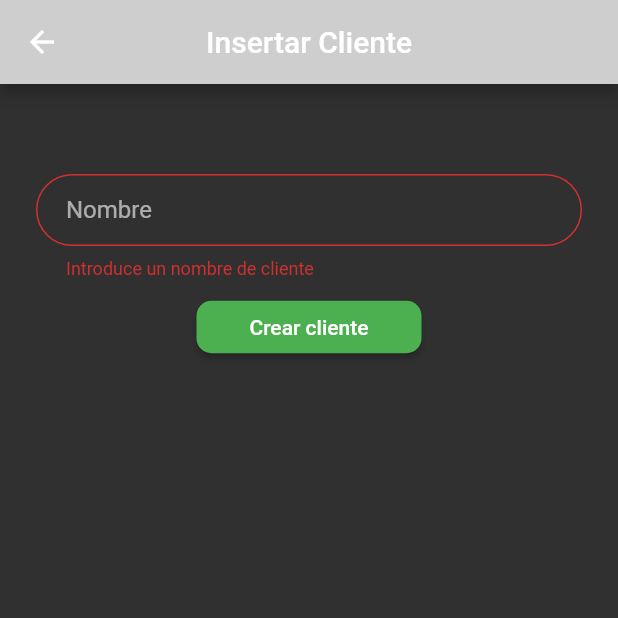
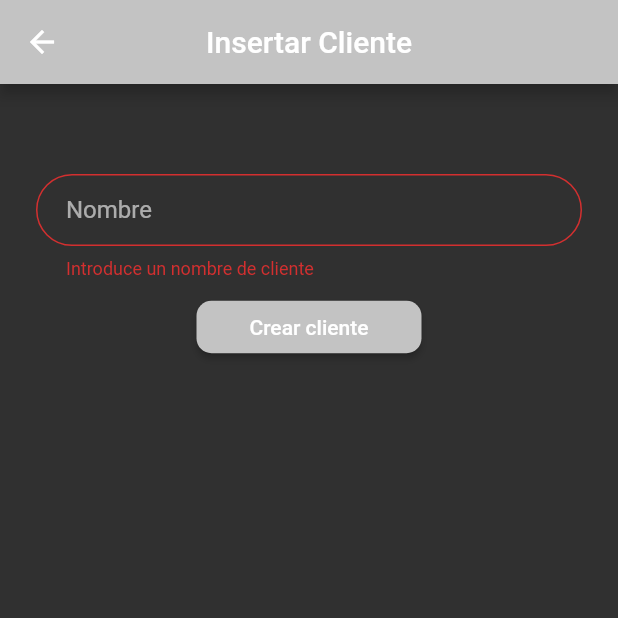
Before and after one commit to tito1984/ReizGardenApp, a Flutter app: the CreateClient screen opened directly, after a tap on "Crear cliente", on a phone screen of 412 x 824 dp, the top half of it. Run offline on Flutter 3.47's test engine with Material 2 defaults, Android fonts, the phone set to English and light mode, and no system bars; our stand-ins replace firebase_auth, firebase_database, shared_preferences; accounts and stored records are empty.

Commit message:
Update 1.1.1

```diff
--- a/lib/ui/create_client.dart
+++ b/lib/ui/create_client.dart
@@ -56,7 +56,7 @@ class _CreateClientState extends State<CreateClient> {
           onPressed: () {
             _createClient();
           },
-          color: Colors.green,
+          color: Color.fromRGBO(195, 195, 195, 1.0),
           child: Text(
             'Crear cliente',
             style: TextStyle(color: Colors.white),
@@ -72,7 +72,7 @@ class _CreateClientState extends State<CreateClient> {
           onPressed: () => Navigator.pop(context),
         ),
         title: Text('Insertar Cliente'),
-        backgroundColor: Color.fromRGBO(206, 206, 206, 1.0),
+        backgroundColor: Color.fromRGBO(195, 195, 195, 1.0),
         centerTitle: true,
       ),
       body: Column(
@@ -105,7 +105,6 @@ class _CreateClientState extends State<CreateClient> {
     if (_formKey.currentState.validate()) {
       _formKey.currentState.save();
 
-      print(_name);
       clientReference.push().set({
         'name': _name
       }).then((_) {
--- a/lib/ui/create_worker.dart
+++ b/lib/ui/create_worker.dart
@@ -88,7 +88,7 @@ class _CreateWorkerState extends State<CreateWorker> {
             signUp();
 
           },
-          color: Color.fromRGBO(206, 206, 206, 1.0),
+          color: Color.fromRGBO(195, 195, 195, 1.0),
           child: Text(
             'Crear trabajador',
             style: TextStyle(color: Colors.white),
@@ -104,7 +104,7 @@ class _CreateWorkerState extends State<CreateWorker> {
           onPressed: () => Navigator.pop(context),
         ),
         title: Text('Crear Trabajador'),
-        backgroundColor: Color.fromRGBO(206, 206, 206, 1.0),
+        backgroundColor: Color.fromRGBO(195, 195, 195, 1.0),
         centerTitle: true,
       ),
       body: Column(
--- a/lib/ui/create_workingpart.dart
+++ b/lib/ui/create_workingpart.dart
@@ -144,7 +144,7 @@ class _CreateWorkingPartState extends State<CreateWorkingPart> {
             onPressed: () => Navigator.pop(context),
           ),
           title: Text(widget.title),
-          backgroundColor: Color.fromRGBO(206, 206, 206, 1.0),
+          backgroundColor: Color.fromRGBO(195, 195, 195, 1.0),
           centerTitle: true,
         ),
         body: Center(
@@ -226,7 +226,7 @@ class _CreateWorkingPartState extends State<CreateWorkingPart> {
                       color: Colors.white,
                     ),
                   ),
-                  color: Color.fromRGBO(206, 206, 206, 1.0),
+                  color: Color.fromRGBO(195, 195, 195, 1.0),
                   onPressed: () {
                     setState(() {
                       material.add(_materialController.text);
--- a/lib/ui/home_page.dart
+++ b/lib/ui/home_page.dart
@@ -48,7 +48,7 @@ class _HomePageState extends State<HomePage> {
             ),
             title: Image.asset('assets/images/logo2.png'),
             centerTitle: true,
-            backgroundColor: Color.fromRGBO(206, 206, 206, 1.0),
+            backgroundColor: Color.fromRGBO(195, 195, 195, 1.0),
           ),
           body: TabBarView(
             children: <Widget>[
--- a/lib/ui/listview_clients.dart
+++ b/lib/ui/listview_clients.dart
@@ -91,7 +91,7 @@ class _ListViewClientsState extends State<ListViewClients> {
         ),
         floatingActionButton: FloatingActionButton(
           child: Icon(Icons.add, color: Colors.white,),
-          backgroundColor: Color.fromRGBO(206, 206, 206, 1.0),
+          backgroundColor: Color.fromRGBO(195, 195, 195, 1.0),
           onPressed: () => _createNewClient(context),
         ),
       ),
--- a/lib/ui/listview_workers.dart
+++ b/lib/ui/listview_workers.dart
@@ -49,7 +49,7 @@ class _ListViewWorkersState extends State<ListViewWorkers> {
       return FloatingActionButton(
         child: Icon(Icons.add, color: Colors.white,),
         heroTag: 'createWorker',
-        backgroundColor: Color.fromRGBO(206, 206, 206, 1.0),
+        backgroundColor: Color.fromRGBO(195, 195, 195, 1.0),
         onPressed: () => _createNewWorker(context),
       );
     } else {
--- a/lib/ui/sign_in.dart
+++ b/lib/ui/sign_in.dart
@@ -84,7 +84,7 @@ class _SignInState extends State<SignIn> {
           shape: new RoundedRectangleBorder(
               borderRadius: BorderRadius.circular(10.0)),
           onPressed: signIn,
-          color: Color.fromRGBO(206, 206, 206, 1.0),
+          color: Color.fromRGBO(195, 195, 195, 1.0),
           child: Text(
             'Iniciar Sesion',
             style: TextStyle(color: Colors.white),
@@ -107,7 +107,7 @@ class _SignInState extends State<SignIn> {
             });
             print(_password);
           },
-          color: Color.fromRGBO(206, 206, 206, 1.0),
+          color: Color.fromRGBO(195, 195, 195, 1.0),
           child: Text(
             'iniciar',
             style: TextStyle(color: Colors.white),
--- a/lib/ui/view_workingpart.dart
+++ b/lib/ui/view_workingpart.dart
@@ -75,7 +75,7 @@ class _ViewWorkingPartState extends State<ViewWorkingPart> {
             onPressed: () => Navigator.pop(context),
           ),
           title: Text('Ver Parte'),
-          backgroundColor: Color.fromRGBO(206, 206, 206, 1.0),
+          backgroundColor: Color.fromRGBO(195, 195, 195, 1.0),
           centerTitle: true,
         ),
         body: Center(
@@ -204,7 +204,7 @@ class _ViewWorkingPartState extends State<ViewWorkingPart> {
                         color: Colors.white,
                       ),
                     ),
-                    color: Color.fromRGBO(206, 206, 206, 1.0),
+                    color: Color.fromRGBO(195, 195, 195, 1.0),
 
                     onPressed: () {}
                 ),
```
Also changed, not shown: lib/ui/listview_workingparts.dart (+1 -14 lines).
